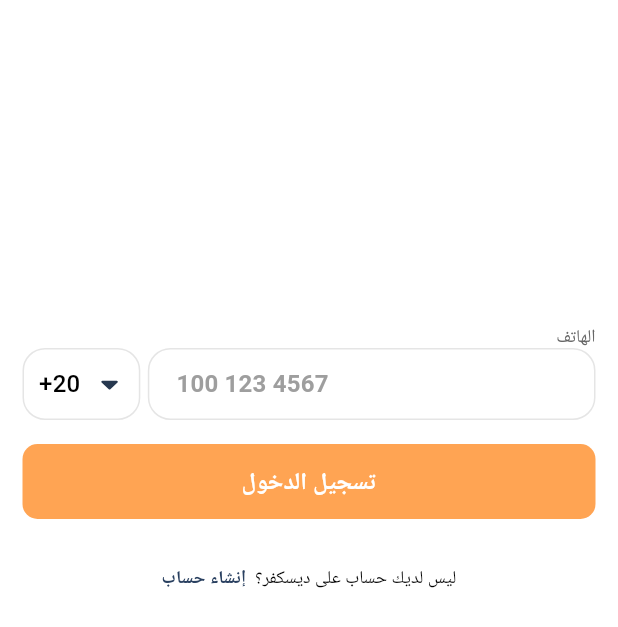
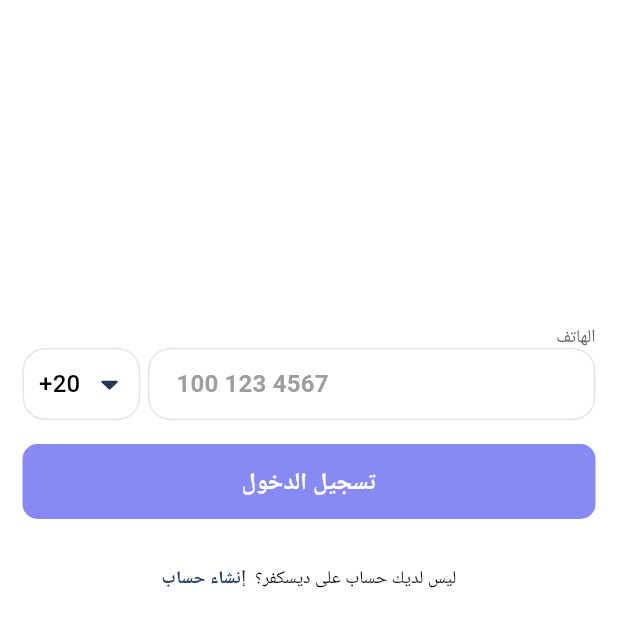
Before and after one commit to abdullahehab/rizme_mobile_ideal_project, a Flutter app: the screen it shows after launch, on a phone screen of 412 x 824 dp. Shown: the top 627 px of the screen. Run offline on Flutter 3.47's test engine with Material 3 defaults, Android fonts, the phone set to English and light mode, and no system bars; our stand-ins replace auto_route, dio, easy_localization, flutter_riverpod, flutter_svg, form_builder_validators and 3 more; missing offline and left inert: easy_logger, laravel_exception; project files that could hold a hidden picture were left out.

Commit message:
change color

```diff
--- a/lib/config/helpers/theme.dart
+++ b/lib/config/helpers/theme.dart
@@ -6,10 +6,10 @@ class AppColors {
   static const primaryTextColor = Color(0xff294060);
   static const disabledPrimaryTextColor = Color.fromARGB(255, 77, 105, 145);
   static const primaryGreTextColor = Color(0xFF666666);
-  static const secondaryColor = Color(0xffffa453);
+  static const secondaryColor = Color(0xff888AF4);
   static const lightOrange = Color(0x84EE9C58);
-  static const darkOrange = Color(0xFFEE9C58);
-  static const darkerSecondaryColor = Color(0xffE2A064);
+  static const darkOrange = Color(0xFF888AF4);
+  static const darkerSecondaryColor = Color(0xff888AF4);
   static const lightSecondaryColor = Color(0x8FF5C59D);
   static const textFieldGray = Color(0xFFEFEFF4);
   static const greyTextColor = Color(0xff7e848d);
```
